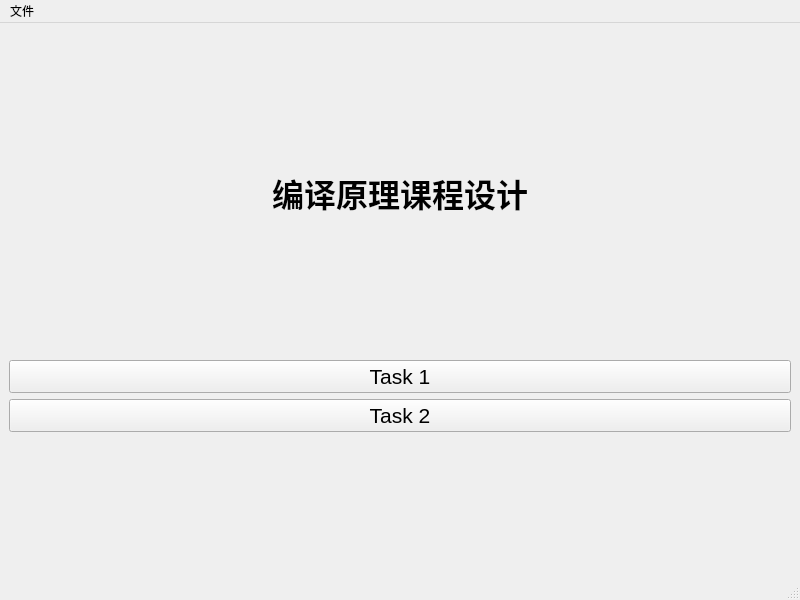
CrazyThought/byylCourseDesign, file ui/mainwindow.ui: the form before one commit.
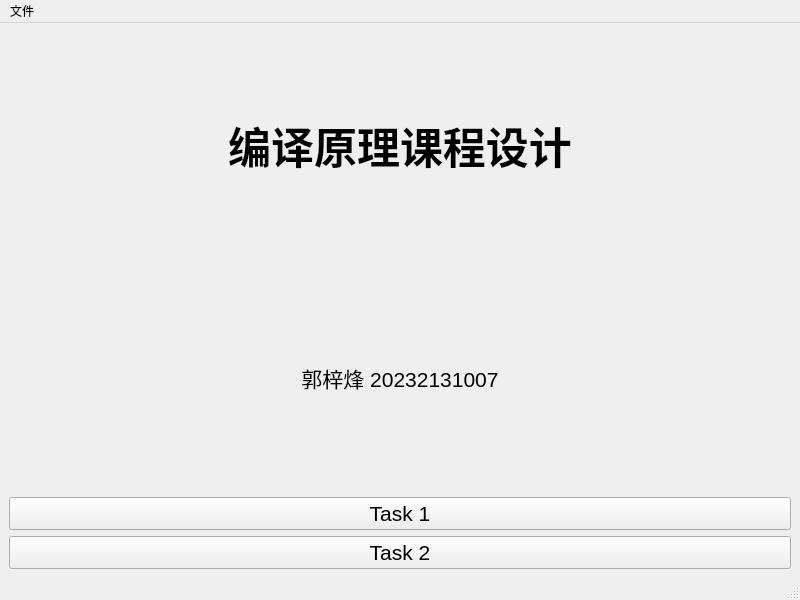
The form after the commit.

What changed in the file:
```diff
--- a/ui/mainwindow.ui
+++ b/ui/mainwindow.ui
@@ -15,25 +15,12 @@
   </property>
   <widget class="QWidget" name="centralwidget">
    <layout class="QVBoxLayout" name="verticalLayout">
-    <item>
-     <spacer name="verticalSpacer_2">
-      <property name="orientation">
-       <enum>Qt::Orientation::Vertical</enum>
-      </property>
-      <property name="sizeHint" stdset="0">
-       <size>
-        <width>20</width>
-        <height>100</height>
-       </size>
-      </property>
-     </spacer>
-    </item>
     <item>
      <widget class="QLabel" name="labelTitle">
       <property name="font">
        <font>
         <family>Arial</family>
-        <pointsize>24</pointsize>
+        <pointsize>32</pointsize>
         <bold>true</bold>
        </font>
       </property>
@@ -46,17 +33,19 @@
      </widget>
     </item>
     <item>
-     <spacer name="verticalSpacer">
-      <property name="orientation">
-       <enum>Qt::Orientation::Vertical</enum>
+     <widget class="QLabel" name="label">
+      <property name="font">
+       <font>
+        <pointsize>16</pointsize>
+       </font>
       </property>
-      <property name="sizeHint" stdset="0">
-       <size>
-        <width>20</width>
-        <height>40</height>
-       </size>
+      <property name="text">
+       <string>郭梓烽 20232131007</string>
       </property>
-     </spacer>
+      <property name="alignment">
+       <set>Qt::AlignmentFlag::AlignCenter</set>
+      </property>
+     </widget>
     </item>
     <item>
      <widget class="QPushButton" name="btnTask1">
@@ -82,19 +71,6 @@
       </property>
      </widget>
     </item>
-    <item>
-     <spacer name="verticalSpacer_3">
-      <property name="orientation">
-       <enum>Qt::Orientation::Vertical</enum>
-      </property>
-      <property name="sizeHint" stdset="0">
-       <size>
-        <width>20</width>
-        <height>50</height>
-       </size>
-      </property>
-     </spacer>
-    </item>
    </layout>
   </widget>
   <widget class="QMenuBar" name="menubar">
```
